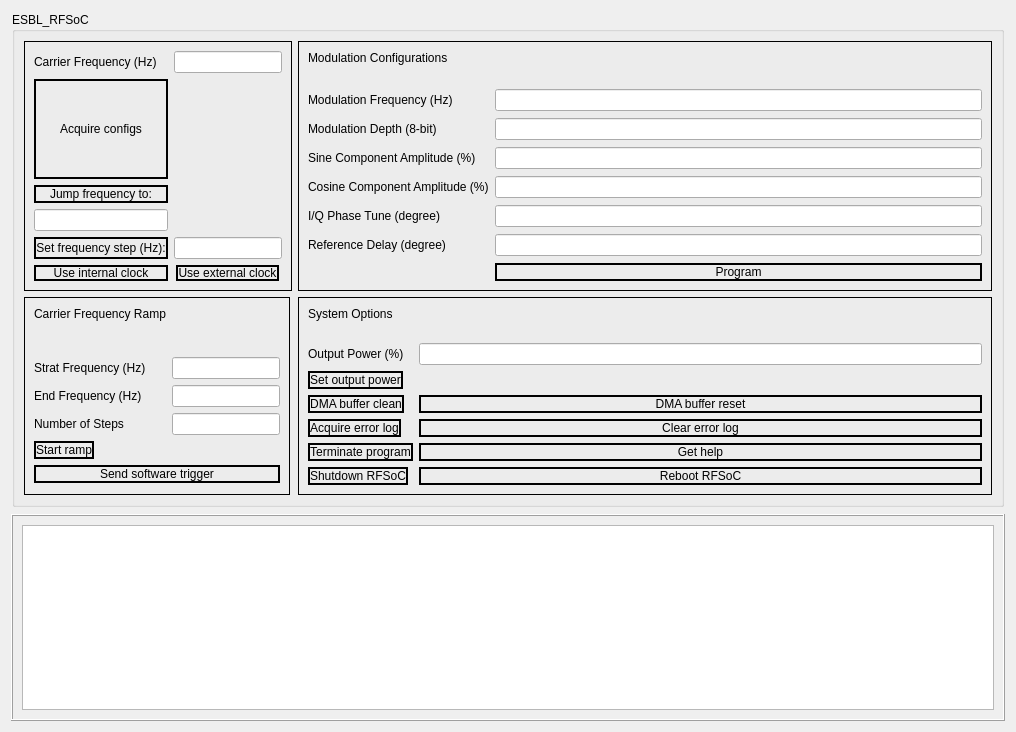
Old version of the form labscript_devices/ESBL_RFSoC/ESBL_RFSoC.ui in the repository JQIamo/ESBL_RFSoc.
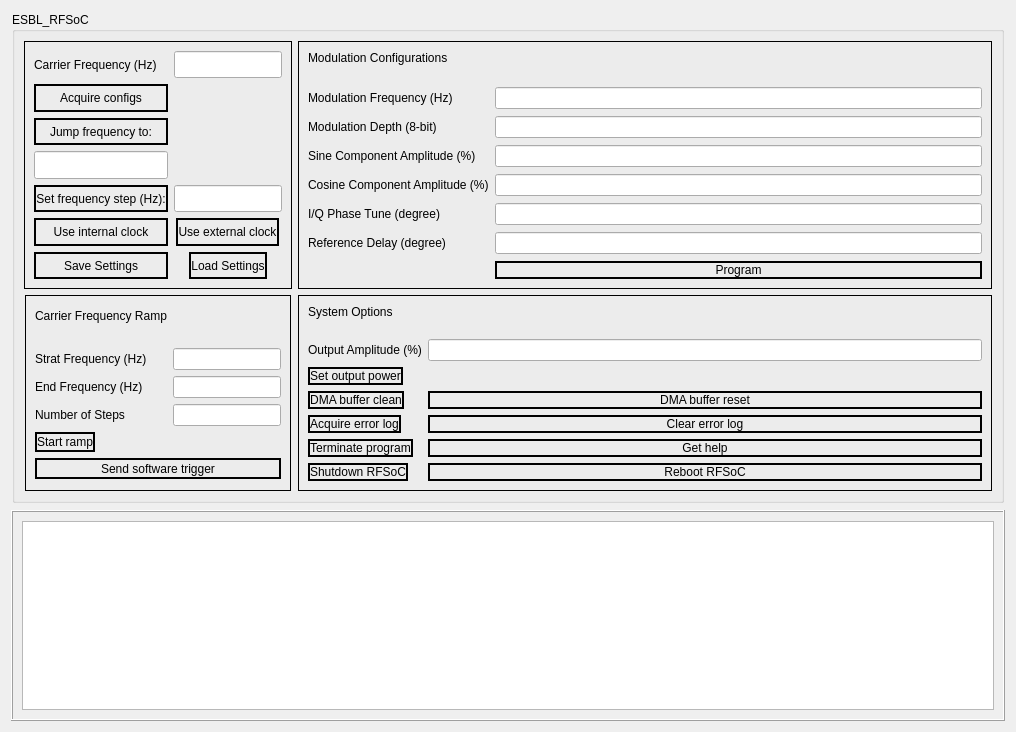
New version of the form.

Commit message: 1) Tested and debugged the labscript interface; 2) added a function to save and load the modulation configurations which will be loaded at the program startup

```diff
--- a/labscript_devices/ESBL_RFSoC/ESBL_RFSoC.ui
+++ b/labscript_devices/ESBL_RFSoC/ESBL_RFSoC.ui
@@ -10,6 +10,12 @@
     <height>732</height>
    </rect>
   </property>
+  <property name="sizePolicy">
+   <sizepolicy hsizetype="Expanding" vsizetype="Expanding">
+    <horstretch>0</horstretch>
+    <verstretch>0</verstretch>
+   </sizepolicy>
+  </property>
   <property name="windowTitle">
    <string>Form</string>
   </property>
@@ -19,6 +25,9 @@
      <property name="spacing">
       <number>0</number>
      </property>
+     <property name="sizeConstraint">
+      <enum>QLayout::SetNoConstraint</enum>
+     </property>
      <property name="leftMargin">
       <number>1</number>
      </property>
@@ -34,7 +43,7 @@
      <item>
       <widget class="QGroupBox" name="formGroupBox">
        <property name="sizePolicy">
-        <sizepolicy hsizetype="Minimum" vsizetype="Minimum">
+        <sizepolicy hsizetype="Expanding" vsizetype="Expanding">
          <horstretch>0</horstretch>
          <verstretch>0</verstretch>
         </sizepolicy>
@@ -46,10 +55,22 @@
         <bool>false</bool>
        </property>
        <layout class="QFormLayout" name="formLayout_4">
+        <property name="sizeConstraint">
+         <enum>QLayout::SetNoConstraint</enum>
+        </property>
+        <property name="fieldGrowthPolicy">
+         <enum>QFormLayout::ExpandingFieldsGrow</enum>
+        </property>
+        <property name="labelAlignment">
+         <set>Qt::AlignCenter</set>
+        </property>
+        <property name="formAlignment">
+         <set>Qt::AlignHCenter|Qt::AlignTop</set>
+        </property>
         <item row="0" column="1">
          <widget class="QFrame" name="formFrame">
           <property name="sizePolicy">
-           <sizepolicy hsizetype="Preferred" vsizetype="Preferred">
+           <sizepolicy hsizetype="Expanding" vsizetype="Expanding">
             <horstretch>0</horstretch>
             <verstretch>0</verstretch>
            </sizepolicy>
@@ -71,7 +92,7 @@
           </property>
           <layout class="QFormLayout" name="formLayout">
            <property name="sizeConstraint">
-            <enum>QLayout::SetDefaultConstraint</enum>
+            <enum>QLayout::SetNoConstraint</enum>
            </property>
            <property name="labelAlignment">
             <set>Qt::AlignLeading|Qt::AlignLeft|Qt::AlignTop</set>
@@ -88,43 +109,94 @@
            </item>
            <item row="2" column="0">
             <widget class="QLabel" name="FMLabel">
+             <property name="sizePolicy">
+              <sizepolicy hsizetype="Expanding" vsizetype="Expanding">
+               <horstretch>0</horstretch>
+               <verstretch>0</verstretch>
+              </sizepolicy>
+             </property>
              <property name="text">
               <string>Modulation Frequency (Hz)</string>
              </property>
             </widget>
            </item>
            <item row="2" column="1">
-            <widget class="QLineEdit" name="FMLineEdit"/>
+            <widget class="QLineEdit" name="FMLineEdit">
+             <property name="sizePolicy">
+              <sizepolicy hsizetype="Expanding" vsizetype="Expanding">
+               <horstretch>0</horstretch>
+               <verstretch>0</verstretch>
+              </sizepolicy>
+             </property>
+            </widget>
            </item>
            <item row="3" column="0">
             <widget class="QLabel" name="MDLabel">
+             <property name="sizePolicy">
+              <sizepolicy hsizetype="Expanding" vsizetype="Expanding">
+               <horstretch>0</horstretch>
+               <verstretch>0</verstretch>
+              </sizepolicy>
+             </property>
              <property name="text">
               <string>Modulation Depth (8-bit)</string>
              </property>
             </widget>
            </item>
            <item row="3" column="1">
-            <widget class="QLineEdit" name="MDLineEdit"/>
+            <widget class="QLineEdit" name="MDLineEdit">
+             <property name="sizePolicy">
+              <sizepolicy hsizetype="Expanding" vsizetype="Expanding">
+               <horstretch>0</horstretch>
+               <verstretch>0</verstretch>
+              </sizepolicy>
+             </property>
+            </widget>
            </item>
            <item row="4" column="0">
             <widget class="QLabel" name="SALabel">
+             <property name="sizePolicy">
+              <sizepolicy hsizetype="Expanding" vsizetype="Expanding">
+               <horstretch>0</horstretch>
+               <verstretch>0</verstretch>
+              </sizepolicy>
+             </property>
              <property name="text">
               <string>Sine Component Amplitude (%)</string>
              </property>
             </widget>
            </item>
            <item row="4" column="1">
-            <widget class="QLineEdit" name="SALineEdit"/>
+            <widget class="QLineEdit" name="SALineEdit">
+             <property name="sizePolicy">
+              <sizepolicy hsizetype="Expanding" vsizetype="Expanding">
+               <horstretch>0</horstretch>
+               <verstretch>0</verstretch>
+              </sizepolicy>
+             </property>
+            </widget>
            </item>
            <item row="5" column="0">
-            <widget class="QLabel" name="CALineEdit">
+            <widget class="QLabel" name="CALabel">
+             <property name="sizePolicy">
+              <sizepolicy hsizetype="Expanding" vsizetype="Expanding">
+               <horstretch>0</horstretch>
+               <verstretch>0</verstretch>
+              </sizepolicy>
+             </property>
              <property name="text">
               <string>Cosine Component Amplitude (%)</string>
              </property>
             </widget>
            </item>
            <item row="5" column="1">
-            <widget class="QLineEdit" name="CALineEdit_2">
+            <widget class="QLineEdit" name="CALineEdit">
+             <property name="sizePolicy">
+              <sizepolicy hsizetype="Expanding" vsizetype="Expanding">
+               <horstretch>0</horstretch>
+               <verstretch>0</verstretch>
+              </sizepolicy>
+             </property>
              <property name="text">
               <string/>
              </property>
@@ -132,28 +204,54 @@
            </item>
            <item row="6" column="0">
             <widget class="QLabel" name="SPLabel">
+             <property name="sizePolicy">
+              <sizepolicy hsizetype="Expanding" vsizetype="Expanding">
+               <horstretch>0</horstretch>
+               <verstretch>0</verstretch>
+              </sizepolicy>
+             </property>
              <property name="text">
               <string>I/Q Phase Tune (degree)</string>
              </property>
             </widget>
            </item>
            <item row="6" column="1">
-            <widget class="QLineEdit" name="SPLineEdit"/>
+            <widget class="QLineEdit" name="SPLineEdit">
+             <property name="sizePolicy">
+              <sizepolicy hsizetype="Expanding" vsizetype="Expanding">
+               <horstretch>0</horstretch>
+               <verstretch>0</verstretch>
+              </sizepolicy>
+             </property>
+            </widget>
            </item>
            <item row="7" column="0">
             <widget class="QLabel" name="PMLabel">
+             <property name="sizePolicy">
+              <sizepolicy hsizetype="Expanding" vsizetype="Expanding">
+               <horstretch>0</horstretch>
+               <verstretch>0</verstretch>
+              </sizepolicy>
+             </property>
              <property name="text">
               <string>Reference Delay (degree)</string>
              </property>
             </widget>
            </item>
            <item row="7" column="1">
-            <widget class="QLineEdit" name="PMLineEdit"/>
+            <widget class="QLineEdit" name="PMLineEdit">
+             <property name="sizePolicy">
+              <sizepolicy hsizetype="Expanding" vsizetype="Expanding">
+               <horstretch>0</horstretch>
+               <verstretch>0</verstretch>
+              </sizepolicy>
+             </property>
+            </widget>
            </item>
            <item row="8" column="1">
             <widget class="QPushButton" name="configPushButton">
              <property name="sizePolicy">
-              <sizepolicy hsizetype="Minimum" vsizetype="Preferred">
+              <sizepolicy hsizetype="Expanding" vsizetype="Expanding">
                <horstretch>0</horstretch>
                <verstretch>0</verstretch>
               </sizepolicy>
@@ -171,6 +269,9 @@
              <property name="orientation">
               <enum>Qt::Vertical</enum>
              </property>
+             <property name="sizeType">
+              <enum>QSizePolicy::Preferred</enum>
+             </property>
              <property name="sizeHint" stdset="0">
               <size>
                <width>20</width>
@@ -185,15 +286,27 @@
         <item row="3" column="0">
          <widget class="QFrame" name="frame_3">
           <property name="sizePolicy">
-           <sizepolicy hsizetype="Maximum" vsizetype="Preferred">
+           <sizepolicy hsizetype="Expanding" vsizetype="Expanding">
             <horstretch>0</horstretch>
             <verstretch>0</verstretch>
            </sizepolicy>
           </property>
+          <property name="minimumSize">
+           <size>
+            <width>0</width>
+            <height>0</height>
+           </size>
+          </property>
           <property name="frameShape">
            <enum>QFrame::Box</enum>
           </property>
           <layout class="QFormLayout" name="formLayout_3">
+           <property name="sizeConstraint">
+            <enum>QLayout::SetNoConstraint</enum>
+           </property>
+           <property name="labelAlignment">
+            <set>Qt::AlignLeading|Qt::AlignLeft|Qt::AlignTop</set>
+           </property>
            <property name="formAlignment">
             <set>Qt::AlignLeading|Qt::AlignLeft|Qt::AlignTop</set>
            </property>
@@ -202,6 +315,12 @@
            </property>
            <item row="0" column="0">
             <widget class="QLabel" name="Frame3">
+             <property name="sizePolicy">
+              <sizepolicy hsizetype="Expanding" vsizetype="Expanding">
+               <horstretch>0</horstretch>
+               <verstretch>0</verstretch>
+              </sizepolicy>
+             </property>
              <property name="text">
               <string>Carrier Frequency Ramp</string>
              </property>
@@ -212,6 +331,9 @@
              <property name="orientation">
               <enum>Qt::Vertical</enum>
              </property>
+             <property name="sizeType">
+              <enum>QSizePolicy::Preferred</enum>
+             </property>
              <property name="sizeHint" stdset="0">
               <size>
                <width>20</width>
@@ -222,38 +344,77 @@
            </item>
            <item row="2" column="0">
             <widget class="QLabel" name="rampStartLabel">
+             <property name="sizePolicy">
+              <sizepolicy hsizetype="Expanding" vsizetype="Expanding">
+               <horstretch>0</horstretch>
+               <verstretch>0</verstretch>
+              </sizepolicy>
+             </property>
              <property name="text">
               <string>Strat Frequency (Hz)</string>
              </property>
             </widget>
            </item>
            <item row="2" column="1">
-            <widget class="QLineEdit" name="rampStartLineEdit"/>
+            <widget class="QLineEdit" name="rampStartLineEdit">
+             <property name="sizePolicy">
+              <sizepolicy hsizetype="Expanding" vsizetype="Expanding">
+               <horstretch>0</horstretch>
+               <verstretch>0</verstretch>
+              </sizepolicy>
+             </property>
+            </widget>
            </item>
            <item row="3" column="0">
             <widget class="QLabel" name="rampEndLabel">
+             <property name="sizePolicy">
+              <sizepolicy hsizetype="Expanding" vsizetype="Expanding">
+               <horstretch>0</horstretch>
+               <verstretch>0</verstretch>
+              </sizepolicy>
+             </property>
              <property name="text">
               <string>End Frequency (Hz)</string>
              </property>
             </widget>
            </item>
            <item row="3" column="1">
-            <widget class="QLineEdit" name="rampEndLineEdit"/>
+            <widget class="QLineEdit" name="rampEndLineEdit">
+             <property name="sizePolicy">
+              <sizepolicy hsizetype="Expanding" vsizetype="Expanding">
+               <horstretch>0</horstretch>
+               <verstretch>0</verstretch>
+              </sizepolicy>
+             </property>
+            </widget>
            </item>
            <item row="4" column="0">
             <widget class="QLabel" name="rampNumLabel">
+             <property name="sizePolicy">
+              <sizepolicy hsizetype="Expanding" vsizetype="Expanding">
+               <horstretch>0</horstretch>
+               <verstretch>0</verstretch>
+              </sizepolicy>
+             </property>
              <property name="text">
               <string>Number of Steps</string>
              </property>
             </widget>
            </item>
            <item row="4" column="1">
-            <widget class="QLineEdit" name="rampNumLineEdit"/>
+            <widget class="QLineEdit" name="rampNumLineEdit">
+             <property name="sizePolicy">
+              <sizepolicy hsizetype="Expanding" vsizetype="Expanding">
+               <horstretch>0</horstretch>
+               <verstretch>0</verstretch>
+              </sizepolicy>
+             </property>
+            </widget>
            </item>
            <item row="5" column="0">
             <widget class="QPushButton" name="rampPushButton">
              <property name="sizePolicy">
-              <sizepolicy hsizetype="Preferred" vsizetype="Fixed">
+              <sizepolicy hsizetype="Expanding" vsizetype="Expanding">
                <horstretch>0</horstretch>
                <verstretch>0</verstretch>
               </sizepolicy>
@@ -268,6 +429,12 @@
            </item>
            <item row="6" column="0" colspan="2">
             <widget class="QPushButton" name="softwareTrigPushButton">
+             <property name="sizePolicy">
+              <sizepolicy hsizetype="Expanding" vsizetype="Expanding">
+               <horstretch>0</horstretch>
+               <verstretch>0</verstretch>
+              </sizepolicy>
+             </property>
              <property name="styleSheet">
               <string notr="true">border: 2px solid</string>
              </property>
@@ -281,12 +448,30 @@
         </item>
         <item row="3" column="1">
          <widget class="QFrame" name="frame_2">
+          <property name="sizePolicy">
+           <sizepolicy hsizetype="Expanding" vsizetype="Expanding">
+            <horstretch>0</horstretch>
+            <verstretch>0</verstretch>
+           </sizepolicy>
+          </property>
           <property name="frameShape">
            <enum>QFrame::Box</enum>
           </property>
           <layout class="QFormLayout" name="formLayout_2">
+           <property name="sizeConstraint">
+            <enum>QLayout::SetNoConstraint</enum>
+           </property>
+           <property name="labelAlignment">
+            <set>Qt::AlignLeading|Qt::AlignLeft|Qt::AlignTop</set>
+           </property>
            <item row="0" column="0">
             <widget class="QLabel" name="Frame4">
+             <property name="sizePolicy">
+              <sizepolicy hsizetype="Expanding" vsizetype="Expanding">
+               <horstretch>0</horstretch>
+               <verstretch>0</verstretch>
+              </sizepolicy>
+             </property>
              <property name="text">
               <string>System Options</string>
              </property>
@@ -297,6 +482,9 @@
              <property name="orientation">
               <enum>Qt::Vertical</enum>
              </property>
+             <property name="sizeType">
+              <enum>QSizePolicy::Preferred</enum>
+             </property>
              <property name="sizeHint" stdset="0">
               <size>
                <width>20</width>
@@ -307,16 +495,35 @@
            </item>
            <item row="2" column="0">
             <widget class="QLabel" name="VOPLabel">
+             <property name="sizePolicy">
+              <sizepolicy hsizetype="Expanding" vsizetype="Expanding">
+               <horstretch>0</horstretch>
+               <verstretch>0</verstretch>
+              </sizepolicy>
+             </property>
              <property name="text">
-              <string>Output Power (%)</string>
+              <string>Output Amplitude (%)</string>
              </property>
             </widget>
            </item>
            <item row="2" column="1">
-            <widget class="QLineEdit" name="VOPLineEdit"/>
+            <widget class="QLineEdit" name="VOPLineEdit">
+             <property name="sizePolicy">
+              <sizepolicy hsizetype="Expanding" vsizetype="Expanding">
+               <horstretch>0</horstretch>
+               <verstretch>0</verstretch>
+              </sizepolicy>
+             </property>
+            </widget>
            </item>
            <item row="3" column="0">
             <widget class="QPushButton" name="VOPPushButton">
+             <property name="sizePolicy">
+              <sizepolicy hsizetype="Expanding" vsizetype="Expanding">
+               <horstretch>0</horstretch>
+               <verstretch>0</verstretch>
+              </sizepolicy>
+             </property>
              <property name="styleSheet">
               <string notr="true">border: 2px solid</string>
              </property>
@@ -327,6 +534,12 @@
            </item>
            <item row="4" column="0">
             <widget class="QPushButton" name="DMAClsPushButton">
+             <property name="sizePolicy">
+              <sizepolicy hsizetype="Expanding" vsizetype="Expanding">
+               <horstretch>0</horstretch>
+               <verstretch>0</verstretch>
+              </sizepolicy>
+             </property>
              <property name="styleSheet">
               <string notr="true">border: 2px solid</string>
              </property>
@@ -337,6 +550,12 @@
            </item>
            <item row="4" column="1">
             <widget class="QPushButton" name="DMAInitPushButton">
+             <property name="sizePolicy">
+              <sizepolicy hsizetype="Expanding" vsizetype="Expanding">
+               <horstretch>0</horstretch>
+               <verstretch>0</verstretch>
+              </sizepolicy>
+             </property>
              <property name="styleSheet">
               <string notr="true">border: 2px solid</string>
              </property>
@@ -347,6 +566,12 @@
            </item>
            <item row="5" column="0">
             <widget class="QPushButton" name="logGetPushButton">
+             <property name="sizePolicy">
+              <sizepolicy hsizetype="Expanding" vsizetype="Expanding">
+               <horstretch>0</horstretch>
+               <verstretch>0</verstretch>
+              </sizepolicy>
+             </property>
              <property name="styleSheet">
               <string notr="true">border: 2px solid</string>
              </property>
@@ -357,6 +582,12 @@
            </item>
            <item row="5" column="1">
             <widget class="QPushButton" name="logClsPushButton">
+             <property name="sizePolicy">
+              <sizepolicy hsizetype="Expanding" vsizetype="Expanding">
+               <horstretch>0</horstretch>
+               <verstretch>0</verstretch>
+              </sizepolicy>
+             </property>
              <property name="styleSheet">
               <string notr="true">border: 2px solid</string>
              </property>
@@ -367,6 +598,12 @@
            </item>
            <item row="6" column="0">
             <widget class="QPushButton" name="endPushButton">
+             <property name="sizePolicy">
+              <sizepolicy hsizetype="Expanding" vsizetype="Expanding">
+               <horstretch>0</horstretch>
+               <verstretch>0</verstretch>
+              </sizepolicy>
+             </property>
              <property name="styleSheet">
               <string notr="true">border: 2px solid</string>
              </property>
@@ -377,6 +614,12 @@
            </item>
            <item row="7" column="0">
             <widget class="QPushButton" name="shutdownPushButton">
+             <property name="sizePolicy">
+              <sizepolicy hsizetype="Expanding" vsizetype="Expanding">
+               <horstretch>0</horstretch>
+               <verstretch>0</verstretch>
+              </sizepolicy>
+             </property>
              <property name="styleSheet">
               <string notr="true">border: 2px solid</string>
              </property>
@@ -387,6 +630,12 @@
            </item>
            <item row="7" column="1">
             <widget class="QPushButton" name="rebootPushButton">
+             <property name="sizePolicy">
+              <sizepolicy hsizetype="Expanding" vsizetype="Expanding">
+               <horstretch>0</horstretch>
+               <verstretch>0</verstretch>
+              </sizepolicy>
+             </property>
              <property name="styleSheet">
               <string notr="true">border: 2px solid</string>
              </property>
@@ -397,6 +646,12 @@
            </item>
            <item row="6" column="1">
             <widget class="QPushButton" name="helpPushButton">
+             <property name="sizePolicy">
+              <sizepolicy hsizetype="Expanding" vsizetype="Expanding">
+               <horstretch>0</horstretch>
+               <verstretch>0</verstretch>
+              </sizepolicy>
+             </property>
              <property name="styleSheet">
               <string notr="true">border: 2px solid</string>
              </property>
@@ -416,6 +671,12 @@
             <verstretch>0</verstretch>
            </sizepolicy>
           </property>
+          <property name="minimumSize">
+           <size>
+            <width>0</width>
+            <height>0</height>
+           </size>
+          </property>
           <property name="layoutDirection">
            <enum>Qt::RightToLeft</enum>
           </property>
@@ -423,14 +684,23 @@
            <enum>QFrame::Box</enum>
           </property>
           <layout class="QFormLayout" name="formLayout_5">
+           <property name="sizeConstraint">
+            <enum>QLayout::SetNoConstraint</enum>
+           </property>
            <property name="labelAlignment">
-            <set>Qt::AlignCenter</set>
+            <set>Qt::AlignHCenter|Qt::AlignTop</set>
            </property>
            <property name="formAlignment">
             <set>Qt::AlignHCenter|Qt::AlignTop</set>
            </property>
            <item row="0" column="0">
             <widget class="QLineEdit" name="FCLineEdit">
+             <property name="sizePolicy">
+              <sizepolicy hsizetype="Expanding" vsizetype="Expanding">
+               <horstretch>0</horstretch>
+               <verstretch>0</verstretch>
+              </sizepolicy>
+             </property>
              <property name="alignment">
               <set>Qt::AlignLeading|Qt::AlignLeft|Qt::AlignVCenter</set>
              </property>
@@ -438,6 +708,12 @@
            </item>
            <item row="0" column="1">
             <widget class="QLabel" name="FCLabel">
+             <property name="sizePolicy">
+              <sizepolicy hsizetype="Expanding" vsizetype="Expanding">
+               <horstretch>0</horstretch>
+               <verstretch>0</verstretch>
+              </sizepolicy>
+             </property>
              <property name="layoutDirection">
               <enum>Qt::LeftToRight</enum>
              </property>
@@ -457,10 +733,13 @@
              <property name="orientation">
               <enum>Qt::Vertical</enum>
              </property>
+             <property name="sizeType">
+              <enum>QSizePolicy::Preferred</enum>
+             </property>
              <property name="sizeHint" stdset="0">
               <size>
                <width>20</width>
-               <height>30</height>
+               <height>20</height>
               </size>
              </property>
             </spacer>
@@ -468,7 +747,7 @@
            <item row="1" column="1">
             <widget class="QPushButton" name="acquirePushButton">
              <property name="sizePolicy">
-              <sizepolicy hsizetype="MinimumExpanding" vsizetype="Preferred">
+              <sizepolicy hsizetype="Expanding" vsizetype="Expanding">
                <horstretch>0</horstretch>
                <verstretch>0</verstretch>
               </sizepolicy>
@@ -483,6 +762,12 @@
            </item>
            <item row="2" column="1">
             <widget class="QPushButton" name="FreqjumpPushButton">
+             <property name="sizePolicy">
+              <sizepolicy hsizetype="Expanding" vsizetype="Expanding">
+               <horstretch>0</horstretch>
+               <verstretch>0</verstretch>
+              </sizepolicy>
+             </property>
              <property name="styleSheet">
               <string notr="true">border: 2px solid</string>
              </property>
@@ -492,12 +777,19 @@
             </widget>
            </item>
            <item row="3" column="1">
-            <widget class="QLineEdit" name="FreqjumpLineEdit"/>
+            <widget class="QLineEdit" name="FreqjumpLineEdit">
+             <property name="sizePolicy">
+              <sizepolicy hsizetype="Expanding" vsizetype="Expanding">
+               <horstretch>0</horstretch>
+               <verstretch>0</verstretch>
+              </sizepolicy>
+             </property>
+            </widget>
            </item>
            <item row="4" column="1">
             <widget class="QPushButton" name="freqStepPushButton">
              <property name="sizePolicy">
-              <sizepolicy hsizetype="Minimum" vsizetype="Preferred">
+              <sizepolicy hsizetype="Expanding" vsizetype="Expanding">
                <horstretch>0</horstretch>
                <verstretch>0</verstretch>
               </sizepolicy>
@@ -513,7 +805,7 @@
            <item row="4" column="0">
             <widget class="QLineEdit" name="freqStepLineEdit">
              <property name="sizePolicy">
-              <sizepolicy hsizetype="Expanding" vsizetype="Preferred">
+              <sizepolicy hsizetype="Expanding" vsizetype="Expanding">
                <horstretch>0</horstretch>
                <verstretch>0</verstretch>
               </sizepolicy>
@@ -523,15 +815,21 @@
            <item row="5" column="0">
             <widget class="QPushButton" name="extClkPushButton">
              <property name="sizePolicy">
-              <sizepolicy hsizetype="Expanding" vsizetype="Preferred">
+              <sizepolicy hsizetype="Expanding" vsizetype="Expanding">
                <horstretch>0</horstretch>
                <verstretch>0</verstretch>
               </sizepolicy>
              </property>
+             <property name="minimumSize">
+              <size>
+               <width>0</width>
+               <height>0</height>
+              </size>
+             </property>
              <property name="maximumSize">
               <size>
                <width>16777215</width>
-               <height>16</height>
+               <height>16777215</height>
               </size>
              </property>
              <property name="layoutDirection">
@@ -548,15 +846,27 @@
            <item row="5" column="1">
             <widget class="QPushButton" name="intClkPushButton">
              <property name="sizePolicy">
-              <sizepolicy hsizetype="Preferred" vsizetype="Preferred">
+              <sizepolicy hsizetype="Expanding" vsizetype="Expanding">
                <horstretch>0</horstretch>
                <verstretch>0</verstretch>
               </sizepolicy>
              </property>
+             <property name="minimumSize">
+              <size>
+               <width>0</width>
+               <height>0</height>
+              </size>
+             </property>
              <property name="maximumSize">
               <size>
                <width>16777215</width>
-               <height>16</height>
+               <height>2000000</height>
+              </size>
+             </property>
+             <property name="sizeIncrement">
+              <size>
+               <width>0</width>
+               <height>0</height>
               </size>
              </property>
              <property name="styleSheet">
@@ -567,6 +877,38 @@
              </property>
             </widget>
            </item>
+           <item row="6" column="0">
+            <widget class="QPushButton" name="loadPushButton">
+             <property name="sizePolicy">
+              <sizepolicy hsizetype="Expanding" vsizetype="Expanding">
+               <horstretch>0</horstretch>
+               <verstretch>0</verstretch>
+              </sizepolicy>
+             </property>
+             <property name="styleSheet">
+              <string notr="true">border: 2px solid</string>
+             </property>
+             <property name="text">
+              <string>Load Settings</string>
+             </property>
+            </widget>
+           </item>
+           <item row="6" column="1">
+            <widget class="QPushButton" name="savePushButton">
+             <property name="sizePolicy">
+              <sizepolicy hsizetype="Expanding" vsizetype="Expanding">
+               <horstretch>0</horstretch>
+               <verstretch>0</verstretch>
+              </sizepolicy>
+             </property>
+             <property name="styleSheet">
+              <string notr="true">border: 2px solid</string>
+             </property>
+             <property name="text">
+              <string>Save Settings</string>
+             </property>
+            </widget>
+           </item>
           </layout>
          </widget>
         </item>
@@ -584,6 +926,9 @@
       <enum>QFrame::Raised</enum>
      </property>
      <layout class="QVBoxLayout" name="verticalLayout_4">
+      <property name="sizeConstraint">
+       <enum>QLayout::SetNoConstraint</enum>
+      </property>
       <item>
        <widget class="QTextBrowser" name="textBrowser"/>
       </item>
```
Left out of the diff: 9 changed lines with no effect on the pictures. The commit also changes 7 other files.
